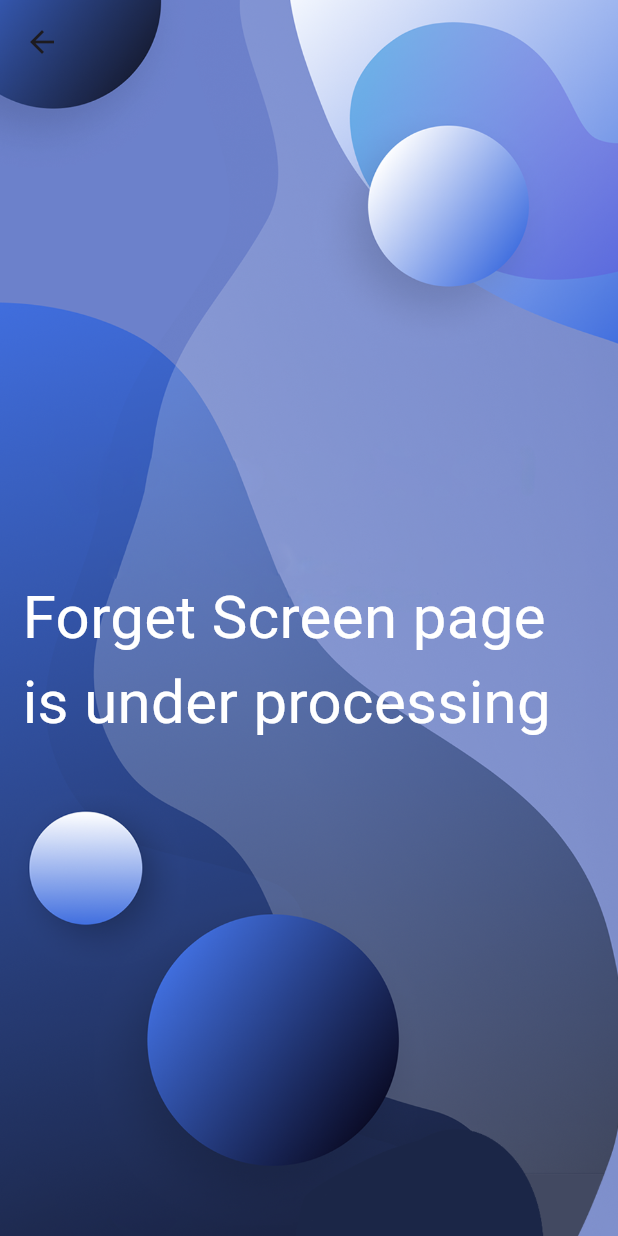
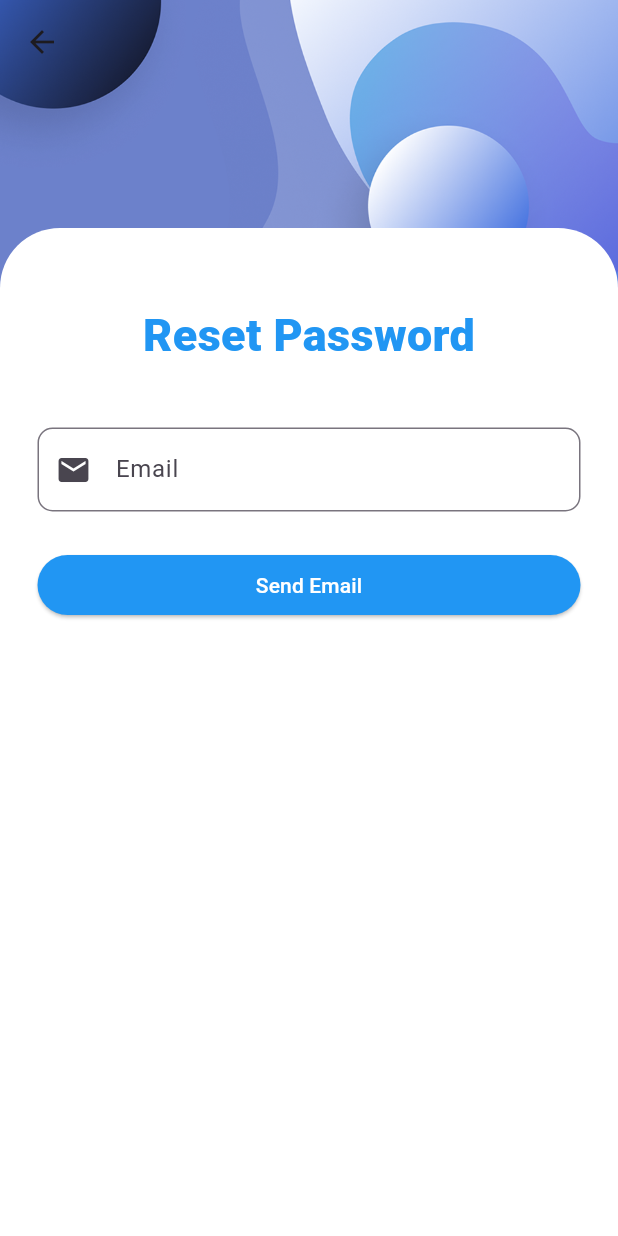
Before and after one commit to GeorgeWagih-git/Project-Management-App, a Flutter app: the ForgetPasswordScreen screen opened directly, on a phone screen of 412 x 824 dp. Run offline on Flutter 3.47's test engine with Material 3 defaults, Android fonts, the phone set to English and light mode, and no system bars; our stand-ins replace icons_plus.

Commit message:
Update forget_password_screen.dart

```diff
--- a/lib/Screens/forget_password_screen.dart
+++ b/lib/Screens/forget_password_screen.dart
@@ -1,20 +1,104 @@
 import 'package:flutter/material.dart';
 import 'package:flutter_application_1/widgets/custom_scaffold.dart';
 
-class ForgetPasswordScreen extends StatelessWidget {
+class ForgetPasswordScreen extends StatefulWidget {
   const ForgetPasswordScreen({super.key});
 
   @override
+  State<ForgetPasswordScreen> createState() => _ForgetPasswordScreenState();
+}
+
+class _ForgetPasswordScreenState extends State<ForgetPasswordScreen> {
+  final formloginkey = GlobalKey<FormState>();
+  bool isobscured = true;
+  bool rememberPassword = true;
+  @override
   Widget build(BuildContext context) {
     return CustomScaffold(
-      child: Padding(
-        padding: const EdgeInsets.all(15.0),
-        child: Center(
-          child: Text(
-            'Forget Screen page is under processing',
-            style: TextStyle(color: Colors.white, fontSize: 40),
+      child: Column(
+        children: [
+          Expanded(
+              flex: 1,
+              child: SizedBox(
+                height: 10,
+              )),
+          Expanded(
+            flex: 7,
+            child: Container(
+              padding: EdgeInsets.fromLTRB(25, 50, 25, 20),
+              decoration: BoxDecoration(
+                  color: Colors.white,
+                  borderRadius: BorderRadius.only(
+                      topLeft: Radius.circular(40),
+                      topRight: Radius.circular(40))),
+              child: SingleChildScrollView(
+                child: Form(
+                    key: formloginkey,
+                    child: Column(
+                      crossAxisAlignment: CrossAxisAlignment.center,
+                      children: [
+                        Text(
+                          'Reset Password',
+                          style: TextStyle(
+                            color: Colors.blue,
+                            fontSize: 30,
+                            fontWeight: FontWeight.w900,
+                          ),
+                        ),
+                        SizedBox(height: 40),
+                        TextFormField(
+                          validator: (value) {
+                            if (value == null || value.isEmpty) {
+                              return 'Please enter Email';
+                            }
+                            return null;
+                          },
+                          decoration: InputDecoration(
+                            prefixIcon: Icon(Icons.email),
+                            label: Text('Email'),
+                            hintText: 'Enter Email',
+                            hintStyle: TextStyle(
+                              color: const Color.fromARGB(103, 0, 0, 0),
+                            ),
+                            border: OutlineInputBorder(
+                              borderSide: BorderSide(
+                                color: const Color.fromARGB(103, 0, 0, 0),
+                              ),
+                              borderRadius: BorderRadius.circular(10),
+                            ),
+                          ),
+                        ),
+                        SizedBox(height: 25),
+                        SizedBox(
+                          width: double.infinity,
+                          child: ElevatedButton(
+                            style: ElevatedButton.styleFrom(
+                              backgroundColor: Colors.blue,
+                              foregroundColor: Colors.white,
+                            ),
+                            onPressed: () {
+                              if (formloginkey.currentState!.validate() &&
+                                  rememberPassword) {
+                                ScaffoldMessenger.of(context)
+                                    .showSnackBar(SnackBar(
+                                  content: Text(
+                                    'you will recieve a confirmation link in your Email',
+                                  ),
+                                ));
+                              }
+                            },
+                            child: Text(
+                              'Send Email',
+                              style: TextStyle(color: Colors.white),
+                            ),
+                          ),
+                        ),
+                      ],
+                    )),
+              ),
+            ),
           ),
-        ),
+        ],
       ),
     );
   }
```
